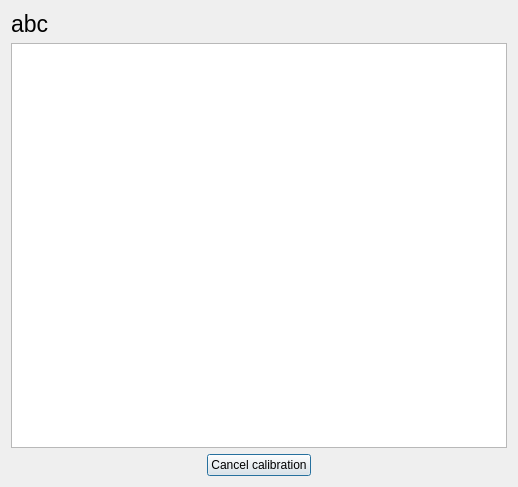
pnegre/python-whiteboard, file stuff/calibration2.ui: the form before one commit.
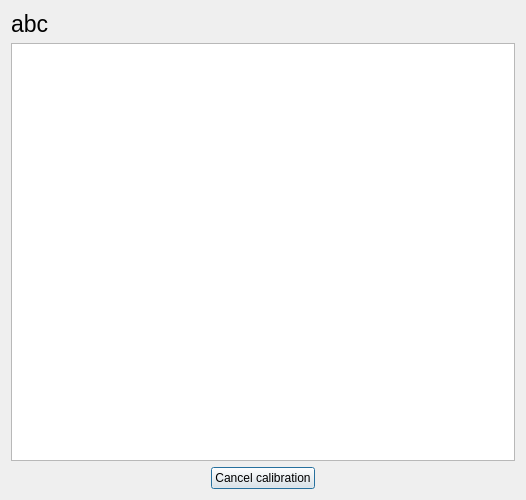
The form after the commit.

What changed in the file:
```diff
--- a/stuff/calibration2.ui
+++ b/stuff/calibration2.ui
@@ -6,8 +6,8 @@
    <rect>
     <x>0</x>
     <y>0</y>
-    <width>518</width>
-    <height>487</height>
+    <width>526</width>
+    <height>500</height>
    </rect>
   </property>
   <property name="windowTitle">
```
Left out of the diff: 3 changed lines with no effect on the pictures.
